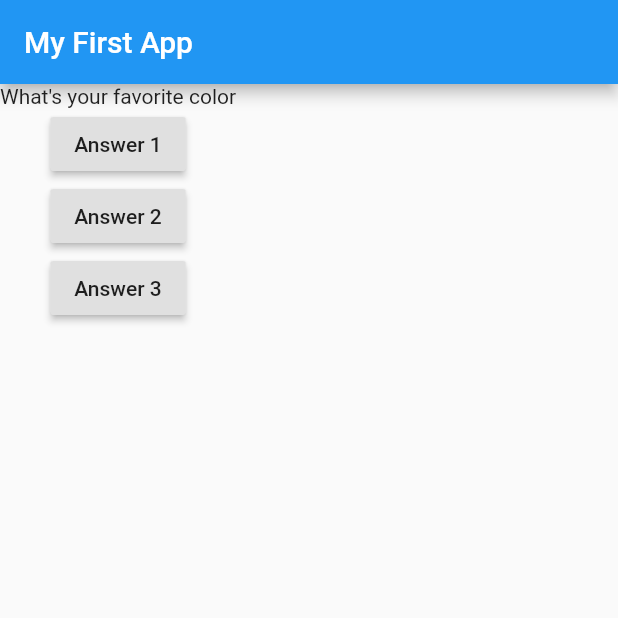
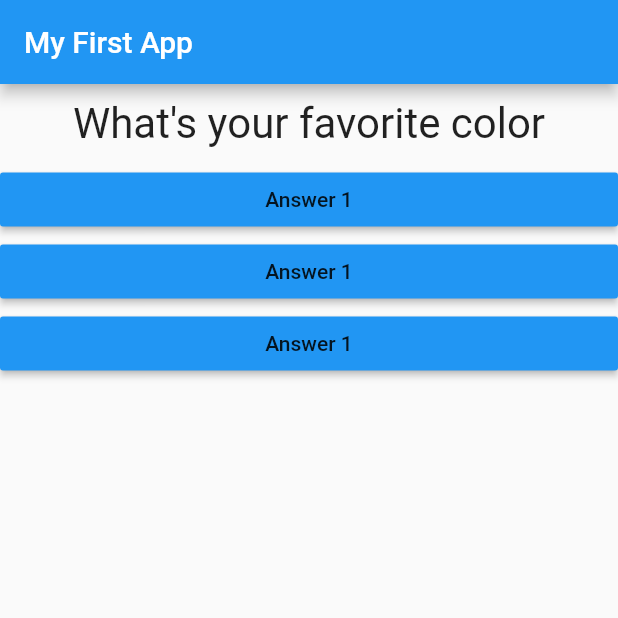
Before and after one commit to donheshanthaka/Flutter-Quiz-App, a Flutter app: the screen it shows after launch, on a phone screen of 412 x 824 dp, the top half of it. Run offline on Flutter 3.47's test engine with Material 2 defaults, Android fonts, the phone set to English and light mode, and no system bars.

Commit message:
Implementation of answer widget

```diff
--- /dev/null
+++ b/lib/answer.dart
@@ -0,0 +1,19 @@
+import 'package:flutter/material.dart';
+
+class Answer extends StatelessWidget {
+  final Function selectHandler;
+
+  Answer(this.selectHandler);
+
+  @override
+  Widget build(BuildContext context) {
+    return Container(
+      width: double.infinity,
+      child: RaisedButton(
+        color: Colors.blue,
+        child: Text('Answer 1'),
+        onPressed: selectHandler,
+      ),
+    );
+  }
+}
--- a/lib/main.dart
+++ b/lib/main.dart
@@ -1,6 +1,7 @@
 import 'package:flutter/material.dart';
 
 import './question.dart';
+import './answer.dart';
 
 void main() {
   runApp(MyApp());
@@ -16,6 +17,7 @@ class MyApp extends StatefulWidget {
 
 class _MyAppState extends State<MyApp> {
   var _questionIndex = 0;
+
   void _answerQuestion() {
     setState(() {
       _questionIndex = _questionIndex + 1;
@@ -27,7 +29,7 @@ class _MyAppState extends State<MyApp> {
   Widget build(BuildContext context) {
     var questions = [
       'What\'s your favorite color',
-      'What\'s your favorrite animal',
+      'What\'s your favorite animal',
     ];
     return MaterialApp(
       home: Scaffold(
@@ -39,21 +41,9 @@ class _MyAppState extends State<MyApp> {
             Question(
               questions[_questionIndex],
             ),
-            RaisedButton(
-              child: Text('Answer 1'),
-              onPressed: _answerQuestion,
-            ),
-            RaisedButton(
-              child: Text('Answer 2'),
-              onPressed: () => print('Answer 2 chosen!'),
-            ),
-            RaisedButton(
-              child: Text('Answer 3'),
-              onPressed: () {
-                //...
-                print('Answer 3 chosen');
-              },
-            ),
+            Answer(_answerQuestion),
+            Answer(_answerQuestion),
+            Answer(_answerQuestion),
           ],
         ),
       ),
--- a/lib/question.dart
+++ b/lib/question.dart
@@ -1,12 +1,22 @@
 import 'package:flutter/material.dart';
 
 class Question extends StatelessWidget {
+  // Using final keyword because it is a stateless widget and flutter needs to know that you cannot change the value in these variables after create an instance for the class
+  // For the purpose of this class we won't be changing the value since an object of type Question is made for each and every question
   final String questionText;
 
   Question(this.questionText);
 
   @override
   Widget build(BuildContext context) {
-    return Text(questionText);
+    return Container(
+      width: double.infinity,
+      margin: EdgeInsets.all(10),
+      child: Text(
+        questionText,
+        style: TextStyle(fontSize: 28),
+        textAlign: TextAlign.center,
+      ),
+    );
   }
 }
```
